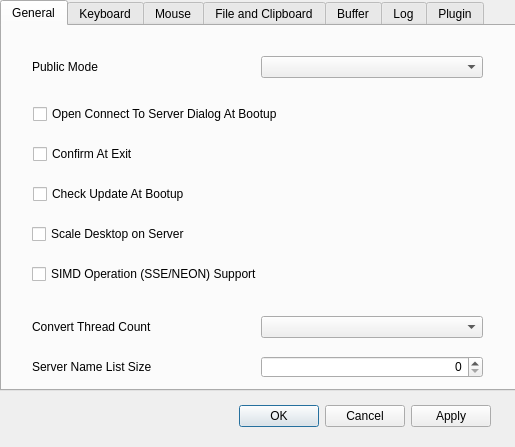
First picture: the form in src/GUI/preference_dialog.ui, repository funfun-dc5/qtbrynhildr, before the edit.
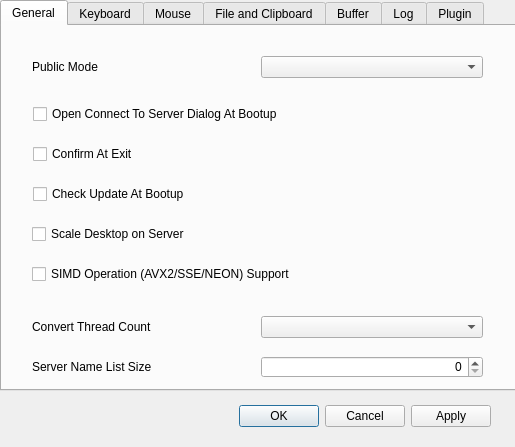
Second picture: the form after the edit.

Diff of the .ui file:
```diff
--- a/src/GUI/preference_dialog.ui
+++ b/src/GUI/preference_dialog.ui
@@ -181,7 +181,7 @@
       </rect>
      </property>
      <property name="text">
-      <string>SIMD Operation (SSE/NEON) Support</string>
+      <string>SIMD Operation (AVX2/SSE/NEON) Support</string>
      </property>
     </widget>
    </widget>
```
